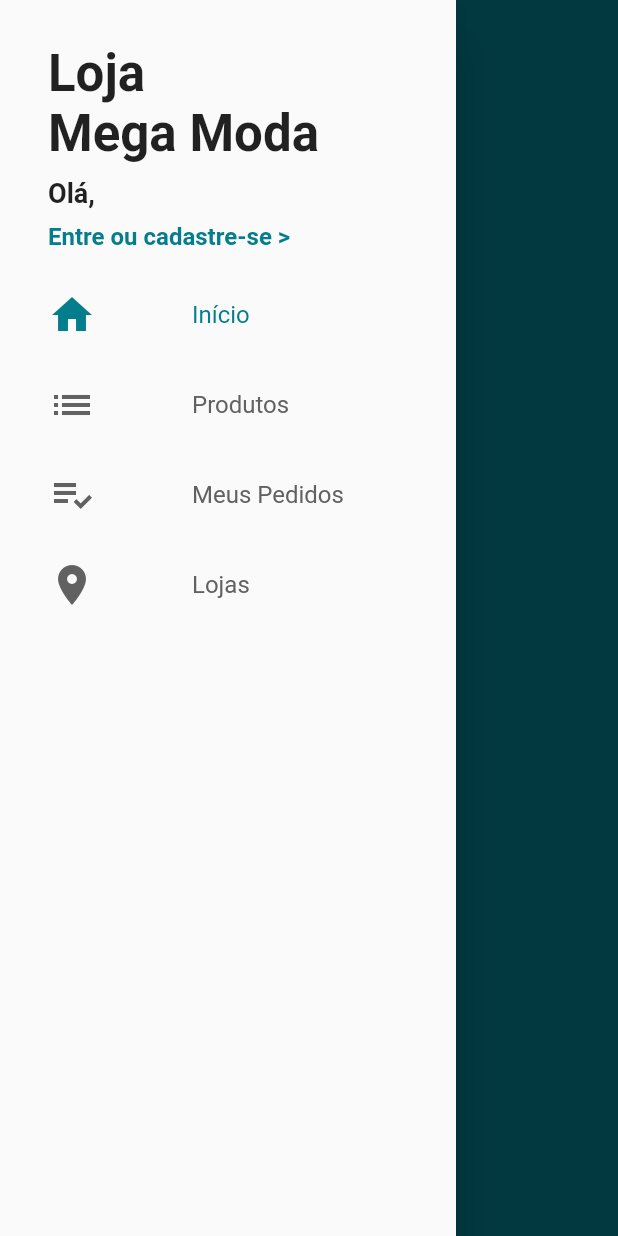
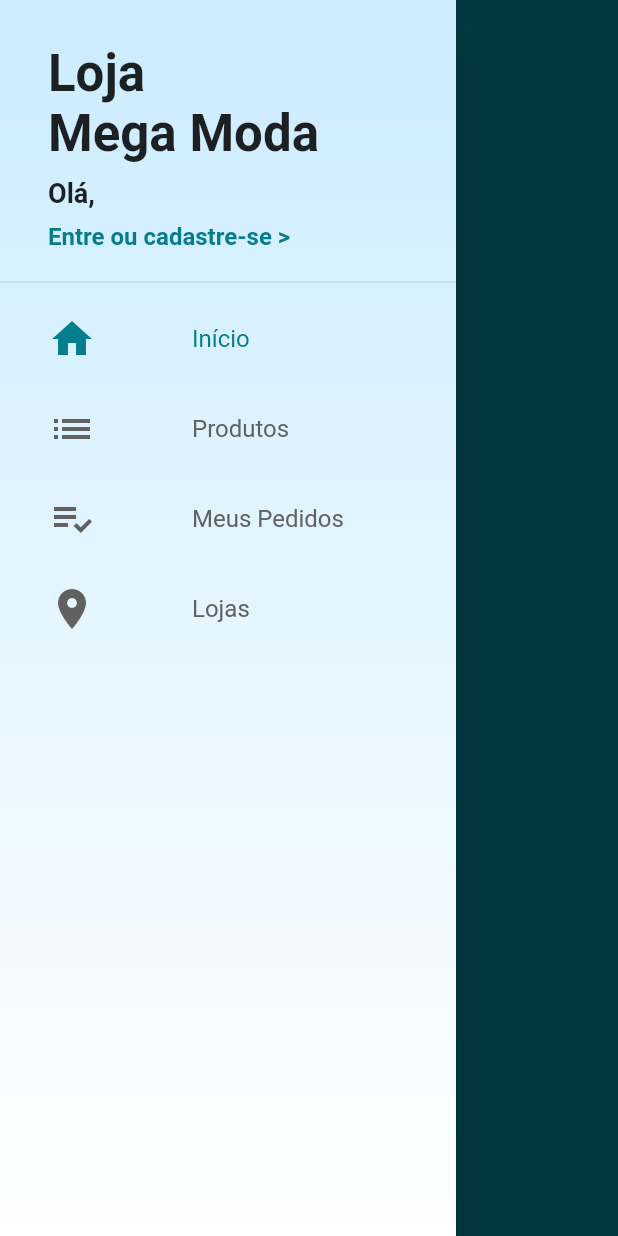
Before and after one commit to ArthurMarianoNeto/Loja-Virtual-Pro, a Flutter app: the screen it shows after launch, with the side drawer open, on a phone screen of 412 x 824 dp. Run offline on Flutter 3.47's test engine with Material 2 defaults, Android fonts, the phone set to English and light mode, and no system bars; our stand-ins replace cloud_firestore, firebase_auth; accounts and stored records are empty.

Commit message:
#29 Bloqueando os campos durante o cadastro, mudando a cor no drawer

```diff
--- a/lib/common/custom_drawer/custom_drawer.dart
+++ b/lib/common/custom_drawer/custom_drawer.dart
@@ -6,9 +6,24 @@ class CustomDrawer extends StatelessWidget {
   @override
   Widget build(BuildContext context) {
     return Drawer(
-      child: ListView(
+      child: Stack(
+        children: <Widget>[
+          Container(
+            decoration: BoxDecoration(
+                gradient: LinearGradient(
+                  colors: [
+                    const Color.fromARGB(255, 203, 236, 255),
+                    Colors.white,
+                  ],
+                  begin: Alignment.topCenter,
+                  end: Alignment.bottomCenter,
+                )
+            ),
+          ),
+          ListView(
             children: <Widget>[
               CustomDrawerHeader(),
+              const Divider(),
               DrawerTile(
                 iconData: Icons.home,
                 title: 'Início',
@@ -31,6 +46,8 @@ class CustomDrawer extends StatelessWidget {
               ),
             ],
           ),
+        ],
+      ),
     );
   }
 }
```
Also changed, not shown: lib/screens/signup/signup_screen.dart (+26 -18 lines). Lines whose indentation alone changed are shown as unchanged.
